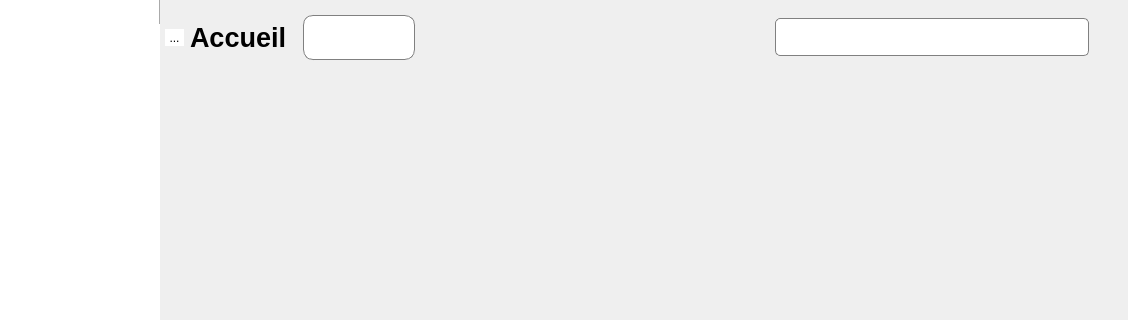
ArtAuc/mkrescue, file mainwindow.ui: the form before one commit; both pictures show x 123 to 1251 and y 0 to 320 of the 1251 by 739 pixel window.
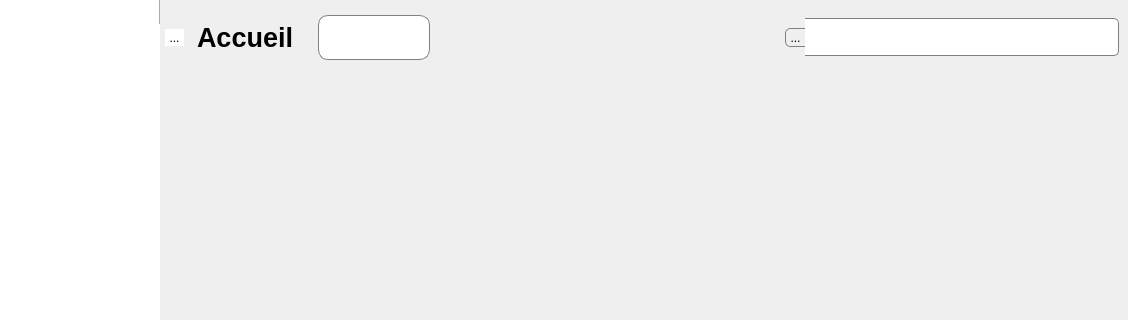
The form after the commit. The open tabs and pages were chosen to show the change. Icons and pictures are not drawn. Custom widgets are drawn as their Qt base class.

Commit message: Search icon

Patch:
```diff
--- a/mainwindow.ui
+++ b/mainwindow.ui
@@ -369,6 +369,9 @@
          <string notr="true"/>
         </property>
         <layout class="QHBoxLayout" name="topHorizontalLayout">
+         <property name="spacing">
+          <number>0</number>
+         </property>
          <property name="leftMargin">
           <number>5</number>
          </property>
@@ -446,6 +449,10 @@
              <underline>false</underline>
             </font>
            </property>
+           <property name="styleSheet">
+            <string notr="true">margin-left:6px;
+margin-right:6px;</string>
+           </property>
            <property name="text">
             <string>Accueil</string>
            </property>
@@ -496,13 +503,30 @@
            </property>
           </spacer>
          </item>
+         <item>
+          <widget class="QToolButton" name="searchIcon">
+           <property name="styleSheet">
+            <string notr="true">margin-left:30px;
+border-top-left-radius:5px;
+border-bottom-left-radius:5px;
+border:1px solid gray;
+border-right:none;
+</string>
+           </property>
+           <property name="text">
+            <string>...</string>
+           </property>
+          </widget>
+         </item>
          <item>
           <widget class="QLineEdit" name="searchLine">
            <property name="styleSheet">
-            <string notr="true">margin-right:30px;
-padding:10px;
-border-radius:5px;
-border:1px solid gray;</string>
+            <string notr="true">padding:10px;
+border-top-right-radius:5px;
+border-bottom-right-radius:5px;
+border:1px solid gray;
+border-left:none;
+</string>
            </property>
           </widget>
          </item>
```
Left out of the diff: 8 changed lines with no effect on the pictures. The commit also changes 3 other files.
